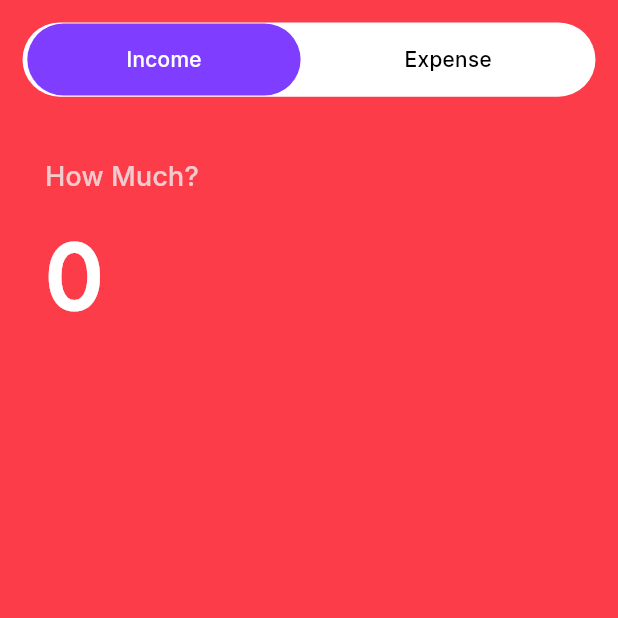
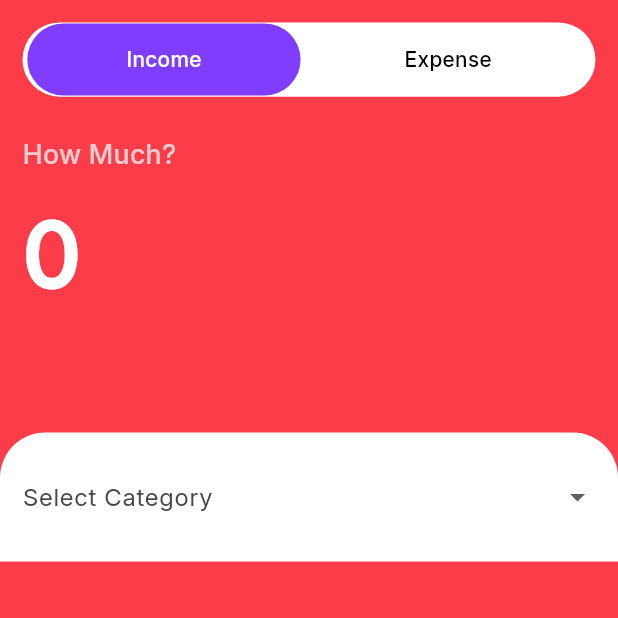
Before and after one commit to cusaldmsr/expenz_tracker_app, a Flutter app: the AddNewScreen screen opened directly, on a phone screen of 412 x 824 dp, the top half of it. Run offline on Flutter 3.47's test engine with Material 3 defaults, Android fonts, the phone set to English and light mode, and no system bars; our stand-ins replace shared_preferences, smooth_page_indicator; accounts and stored records are empty.

Commit message:
Refactor AddNewScreen layout: enhance input field for amount and add category selector dropdown

```diff
--- a/lib/screens/add_new_screen.dart
+++ b/lib/screens/add_new_screen.dart
@@ -1,5 +1,7 @@
 import 'package:expenz_tracker_app/constants/colors.dart';
 import 'package:expenz_tracker_app/constants/constants.dart';
+import 'package:expenz_tracker_app/models/expens_model.dart';
+import 'package:flutter/foundation.dart';
 import 'package:flutter/material.dart';
 
 class AddNewScreen extends StatefulWidget {
@@ -18,12 +20,11 @@ class _AddNewScreenState extends State<AddNewScreen> {
       backgroundColor: _selectedMethod == 0 ? kRed : kGreen,
       body: SafeArea(
         child: SingleChildScrollView(
-          padding: const EdgeInsets.symmetric(horizontal: kDefaultPadding),
-          child: Padding(
-            padding: const EdgeInsets.symmetric(vertical: kDefaultPadding),
           child: Stack(
             children: [
-                Container(
+              Padding(
+                padding: const EdgeInsets.all(kDefaultPadding),
+                child: Container(
                   height: MediaQuery.of(context).size.height * 0.06,
                   decoration: BoxDecoration(
                     color: kWhite,
@@ -87,6 +88,7 @@ class _AddNewScreenState extends State<AddNewScreen> {
                     ],
                   ),
                 ),
+              ),
               Padding(
                 padding: const EdgeInsets.symmetric(
                   horizontal: kDefaultPadding,
@@ -125,8 +127,44 @@ class _AddNewScreenState extends State<AddNewScreen> {
                   ),
                 ),
               ),
+
+              //user data form
+              Container(
+                margin: EdgeInsets.only(
+                  top: MediaQuery.of(context).size.height * 0.35,
+                ),
+                padding: const EdgeInsets.all(kDefaultPadding),
+                width: double.infinity,
+                decoration: BoxDecoration(
+                  color: kWhite,
+                  borderRadius: BorderRadius.only(
+                    topLeft: Radius.circular(30),
+                    topRight: Radius.circular(30),
+                  ),
+                ),
+                child: Form(
+                  child: Column(
+                    crossAxisAlignment: CrossAxisAlignment.start,
+                    children: [
+                      //Category selector dropdown
+                      DropdownButtonFormField(
+                        decoration: const InputDecoration(
+                          labelText: 'Select Category',
+                          border: InputBorder.none,
+                        ),
+                        items: ExpensCategory.values.map((category) {
+                          return DropdownMenuItem(
+                            value: category,
+                            child: Text(describeEnum(category)),
+                          );
+                        }).toList(),
+                        onChanged: (value) {},
+                      ),
                     ],
                   ),
+                ),
+              ),
+            ],
           ),
         ),
       ),
```
Lines whose indentation alone changed are shown as unchanged.
